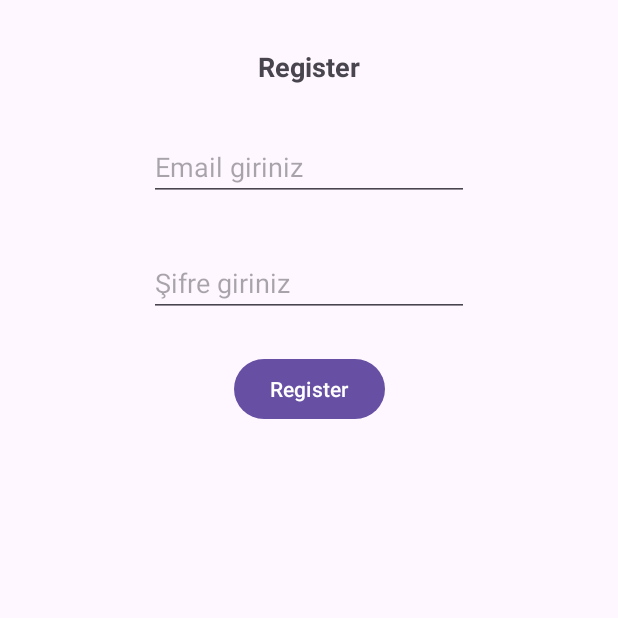
After one commit to asgeri85/atlMVVM, an Android app: the RegisterFragment screen opened through its navigation route, on a phone screen of 412 x 824 dp, the top half of it. The commit adds this screen. Run offline under Robolectric (Android 15) with nearby library versions, the phone set to English and light mode, and no system bars; our stand-ins replace Firebase (no records; nobody signed in at launch, a user with empty details on screens opened directly).

Commit message:
add firebase auth

```diff
--- a/app/build.gradle.kts
+++ b/app/build.gradle.kts
@@ -2,6 +2,7 @@ plugins {
     alias(libs.plugins.android.application)
     alias(libs.plugins.jetbrains.kotlin.android)
     id("androidx.navigation.safeargs.kotlin")
+    alias(libs.plugins.google.gms.google.services)
 }
 
 android {
@@ -43,6 +44,7 @@ android {
 
 dependencies {
 
+    implementation(libs.firebase.auth)
     val nav_version = "2.7.7"
     val lifecycle_version = "2.8.0"
 
--- /dev/null
+++ b/app/src/main/java/net/asgeri/atlmvvm/ui/auth/AuthViewModel.kt
@@ -0,0 +1,44 @@
+package net.asgeri.atlmvvm.ui.auth
+
+import android.util.Log
+import androidx.lifecycle.LiveData
+import androidx.lifecycle.MutableLiveData
+import androidx.lifecycle.ViewModel
+import com.google.firebase.auth.FirebaseAuth
+
+class AuthViewModel : ViewModel() {
+
+    private val auth = FirebaseAuth.getInstance()
+
+    private val _isLogin = MutableLiveData<Boolean>()
+    val isLogin: LiveData<Boolean> get() = _isLogin
+
+    private val _loading = MutableLiveData<Boolean>()
+    val loading: LiveData<Boolean> = _loading
+
+    private val _error = MutableLiveData<String>()
+    val error: LiveData<String> get() = _error
+
+    fun login(email: String, password: String) {
+        _loading.value = true
+        auth.signInWithEmailAndPassword(email, password).addOnCompleteListener {
+            Log.e("gelenData",it.isSuccessful.toString())
+            _isLogin.value = it.isSuccessful
+            _loading.value = false
+        }
+    }
+
+    fun register(email: String, password: String) {
+        _loading.value = true
+
+        auth.createUserWithEmailAndPassword(email, password).addOnCompleteListener {
+            if (it.isSuccessful) {
+                _isLogin.value = true
+            } else {
+                _error.value = it.exception?.localizedMessage
+            }
+            _loading.value = false
+        }
+    }
+
+}
--- /dev/null
+++ b/app/src/main/java/net/asgeri/atlmvvm/ui/auth/LoginFragment.kt
@@ -0,0 +1,73 @@
+package net.asgeri.atlmvvm.ui.auth
+
+import android.os.Bundle
+import android.view.LayoutInflater
+import android.view.View
+import android.view.ViewGroup
+import android.widget.Toast
+import androidx.fragment.app.Fragment
+import androidx.fragment.app.viewModels
+import androidx.navigation.fragment.findNavController
+import net.asgeri.atlmvvm.databinding.FragmentLoginBinding
+import net.asgeri.atlmvvm.utils.gone
+import net.asgeri.atlmvvm.utils.visible
+
+class LoginFragment : Fragment() {
+    private var _binding: FragmentLoginBinding? = null
+    private val binding get() = _binding!!
+
+    private val viewModel by viewModels<AuthViewModel>()
+
+    override fun onCreateView(
+        inflater: LayoutInflater,
+        container: ViewGroup?,
+        savedInstanceState: Bundle?
+    ): View? {
+        _binding = FragmentLoginBinding.inflate(inflater, container, false)
+
+        return binding.root
+    }
+
+    override fun onViewCreated(view: View, savedInstanceState: Bundle?) {
+        super.onViewCreated(view, savedInstanceState)
+        observeData()
+
+        binding.buttonLogin.setOnClickListener {
+            loginUser()
+        }
+
+        binding.button.setOnClickListener {
+            findNavController().navigate(LoginFragmentDirections.actionLoginFragmentToRegisterFragment())
+        }
+    }
+
+    private fun loginUser() {
+        val email = binding.editTextEmail.text.toString().trim()
+        val password = binding.editTextPassword.text.toString().trim()
+
+        if (email.isNotEmpty() && password.isNotEmpty()) {
+            viewModel.login(email, password)
+        }
+
+    }
+
+    private fun observeData() {
+        viewModel.isLogin.observe(viewLifecycleOwner) {
+            if (it) {
+                Toast.makeText(context, "Giriş Başarılı", Toast.LENGTH_LONG).show()
+                findNavController().navigate(LoginFragmentDirections.actionLoginFragmentToHomeFragment())
+            } else {
+                Toast.makeText(context, "Giriş melumatları yanlışdır", Toast.LENGTH_LONG).show()
+            }
+        }
+
+        viewModel.loading.observe(viewLifecycleOwner) {
+            if (it) binding.progressBar2.visible() else binding.progressBar2.gone()
+        }
+    }
+
+    override fun onDestroyView() {
+        super.onDestroyView()
+        _binding = null
+    }
+}
--- /dev/null
+++ b/app/src/main/java/net/asgeri/atlmvvm/ui/auth/RegisterFragment.kt
@@ -0,0 +1,65 @@
+package net.asgeri.atlmvvm.ui.auth
+
+import android.os.Bundle
+import android.view.LayoutInflater
+import android.view.View
+import android.view.ViewGroup
+import android.widget.Toast
+import androidx.fragment.app.Fragment
+import androidx.fragment.app.viewModels
+import net.asgeri.atlmvvm.databinding.FragmentRegisterBinding
+import net.asgeri.atlmvvm.utils.gone
+import net.asgeri.atlmvvm.utils.visible
+
+
+class RegisterFragment : Fragment() {
+    private var _binding: FragmentRegisterBinding? = null
+    private val binding: FragmentRegisterBinding get() =  _binding!!
+    private val viewModel by viewModels<AuthViewModel>()
+
+    override fun onCreateView(
+        inflater: LayoutInflater,
+        container: ViewGroup?,
+        savedInstanceState: Bundle?
+    ): View? {
+        _binding = FragmentRegisterBinding.inflate(inflater, container, false)
+
+        return binding.root
+    }
+
+    override fun onViewCreated(view: View, savedInstanceState: Bundle?) {
+        super.onViewCreated(view, savedInstanceState)
+        observeData()
+        binding.buttonRegister.setOnClickListener {
+            registerUser()
+        }
+    }
+
+    private fun observeData() {
+        viewModel.isLogin.observe(viewLifecycleOwner) {
+            if (it) Toast.makeText(context, "Giriş Başarılı", Toast.LENGTH_LONG).show()
+        }
+
+        viewModel.error.observe(viewLifecycleOwner) {
+            Toast.makeText(context, it, Toast.LENGTH_LONG).show()
+        }
+
+        viewModel.loading.observe(viewLifecycleOwner) {
+            if (it) binding.progressBar3.visible() else binding.progressBar3.gone()
+        }
+    }
+
+    private fun registerUser() {
+        val email = binding.editTextEmailRegister.text.toString().trim()
+        val password = binding.editTextPasswordRegister.text.toString().trim()
+
+        if (email.isNotEmpty() && password.isNotEmpty()) {
+            viewModel.register(email, password)
+        }
+    }
+
+    override fun onDestroyView() {
+        super.onDestroyView()
+        _binding = null
+    }
+}
--- /dev/null
+++ b/app/src/main/res/layout/fragment_register.xml
@@ -0,0 +1,73 @@
+<?xml version="1.0" encoding="utf-8"?>
+<androidx.constraintlayout.widget.ConstraintLayout xmlns:android="http://schemas.android.com/apk/res/android"
+    xmlns:app="http://schemas.android.com/apk/res-auto"
+    xmlns:tools="http://schemas.android.com/tools"
+    android:layout_width="match_parent"
+    android:layout_height="match_parent"
+    tools:context=".ui.auth.RegisterFragment">
+
+
+    <EditText
+        android:id="@+id/editTextEmailRegister"
+        android:layout_width="wrap_content"
+        android:layout_height="wrap_content"
+        android:layout_marginTop="32dp"
+        android:ems="10"
+        android:hint="Email giriniz"
+        android:inputType="text"
+        app:layout_constraintEnd_toEndOf="parent"
+        app:layout_constraintHorizontal_bias="0.5"
+        app:layout_constraintStart_toStartOf="parent"
+        app:layout_constraintTop_toBottomOf="@+id/textView" />
+
+    <TextView
+        android:id="@+id/textView"
+        android:layout_width="wrap_content"
+        android:layout_height="wrap_content"
+        android:layout_marginTop="32dp"
+        android:text="Register"
+        android:textSize="18sp"
+        android:textStyle="bold"
+        app:layout_constraintEnd_toEndOf="parent"
+        app:layout_constraintHorizontal_bias="0.5"
+        app:layout_constraintStart_toStartOf="parent"
+        app:layout_constraintTop_toTopOf="parent" />
+
+    <EditText
+        android:id="@+id/editTextPasswordRegister"
+        android:layout_width="wrap_content"
+        android:layout_height="wrap_content"
+        android:layout_marginTop="32dp"
+        android:ems="10"
+        android:hint="Şifre giriniz"
+        android:inputType="text"
+        app:layout_constraintEnd_toEndOf="parent"
+        app:layout_constraintHorizontal_bias="0.5"
+        app:layout_constraintStart_toStartOf="parent"
+        app:layout_constraintTop_toBottomOf="@+id/editTextEmailRegister" />
+
+    <Button
+        android:id="@+id/buttonRegister"
+        android:layout_width="wrap_content"
+        android:layout_height="wrap_content"
+        android:layout_marginTop="24dp"
+        android:text="Register"
+        app:layout_constraintEnd_toEndOf="parent"
+        app:layout_constraintHorizontal_bias="0.5"
+        app:layout_constraintStart_toStartOf="parent"
+        app:layout_constraintTop_toBottomOf="@+id/editTextPasswordRegister" />
+
+    <ProgressBar
+        android:id="@+id/progressBar3"
+        style="?android:attr/progressBarStyle"
+        android:layout_width="114dp"
+        android:layout_height="95dp"
+        android:visibility="gone"
+        app:layout_constraintBottom_toBottomOf="parent"
+        app:layout_constraintEnd_toEndOf="parent"
+        app:layout_constraintHorizontal_bias="0.5"
+        app:layout_constraintStart_toStartOf="parent"
+        app:layout_constraintTop_toTopOf="parent"
+        app:layout_constraintVertical_bias="0.5" />
+
+</androidx.constraintlayout.widget.ConstraintLayout>
--- a/app/src/main/res/navigation/main_nav.xml
+++ b/app/src/main/res/navigation/main_nav.xml
@@ -3,11 +3,28 @@
     xmlns:app="http://schemas.android.com/apk/res-auto"
     xmlns:tools="http://schemas.android.com/tools"
     android:id="@+id/main_nav"
-    app:startDestination="@id/homeFragment">
+    app:startDestination="@id/loginFragment">
 
     <fragment
         android:id="@+id/homeFragment"
         android:name="net.asgeri.atlmvvm.ui.home.HomeFragment"
         android:label="fragment_home"
         tools:layout="@layout/fragment_home" />
+    <fragment
+        android:id="@+id/loginFragment"
+        android:name="net.asgeri.atlmvvm.ui.auth.LoginFragment"
+        android:label="fragment_login"
+        tools:layout="@layout/fragment_login" >
+        <action
+            android:id="@+id/action_loginFragment_to_homeFragment"
+            app:destination="@id/homeFragment" />
+        <action
+            android:id="@+id/action_loginFragment_to_registerFragment"
+            app:destination="@id/registerFragment" />
+    </fragment>
+    <fragment
+        android:id="@+id/registerFragment"
+        android:name="net.asgeri.atlmvvm.ui.auth.RegisterFragment"
+        android:label="fragment_register"
+        tools:layout="@layout/fragment_register" />
 </navigation>
--- a/build.gradle.kts
+++ b/build.gradle.kts
@@ -13,4 +13,5 @@ buildscript {
 plugins {
     alias(libs.plugins.android.application) apply false
     alias(libs.plugins.jetbrains.kotlin.android) apply false
+    alias(libs.plugins.google.gms.google.services) apply false
 }
--- a/gradle/libs.versions.toml
+++ b/gradle/libs.versions.toml
@@ -9,6 +9,8 @@ appcompat = "1.6.1"
 material = "1.12.0"
 activity = "1.9.0"
 constraintlayout = "2.1.4"
+googleGmsGoogleServices = "4.4.1"
+firebaseAuth = "23.0.0"
 
 [libraries]
 androidx-core-ktx = { group = "androidx.core", name = "core-ktx", version.ref = "coreKtx" }
@@ -19,7 +21,9 @@ androidx-appcompat = { group = "androidx.appcompat", name = "appcompat", version
 material = { group = "com.google.android.material", name = "material", version.ref = "material" }
 androidx-activity = { group = "androidx.activity", name = "activity", version.ref = "activity" }
 androidx-constraintlayout = { group = "androidx.constraintlayout", name = "constraintlayout", version.ref = "constraintlayout" }
+firebase-auth = { group = "com.google.firebase", name = "firebase-auth", version.ref = "firebaseAuth" }
 
 [plugins]
 android-application = { id = "com.android.application", version.ref = "agp" }
 jetbrains-kotlin-android = { id = "org.jetbrains.kotlin.android", version.ref = "kotlin" }
+google-gms-google-services = { id = "com.google.gms.google-services", version.ref = "googleGmsGoogleServices" }
```
Also changed, not shown: app/src/main/res/layout/fragment_login.xml (added, +70 -0 lines), 1 other file.
